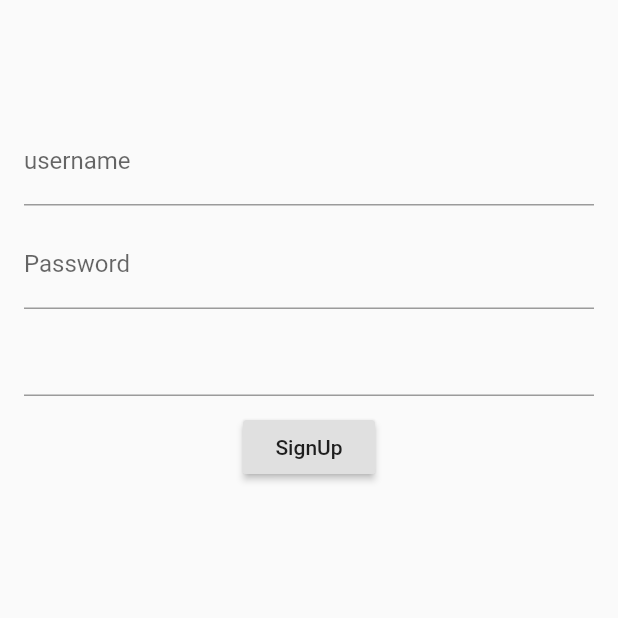
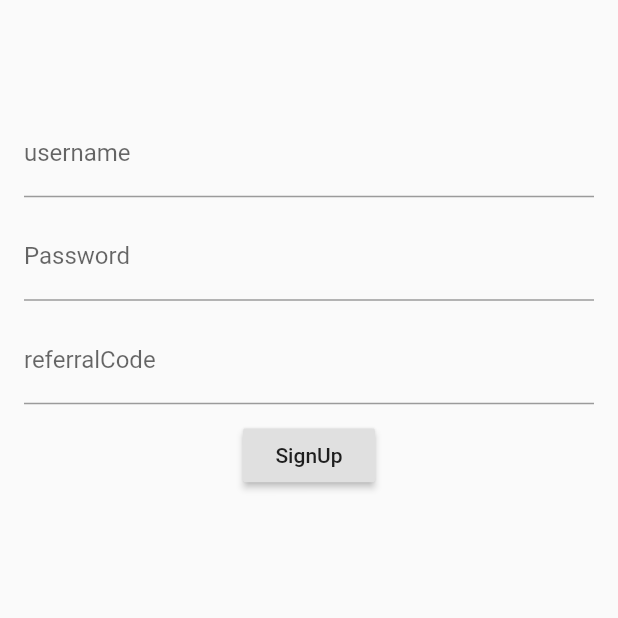
Before and after one commit to Asim-2000/Fluttering, a Flutter app: the screen it shows after launch, on a phone screen of 412 x 824 dp, the top half of it. Run offline on Flutter 3.47's test engine with Material 2 defaults, Android fonts, the phone set to English and light mode, and no system bars; our stand-ins replace firebase_core, firebase_dynamic_links, get_it; accounts and stored records are empty.

Commit message:
👌 IMPROVE: updated google services

```diff
--- a/lib/main.dart
+++ b/lib/main.dart
@@ -1,10 +1,10 @@
 import 'package:FirstProject/get_it/get_it.dart';
-import 'package:FirstProject/pages/home_page.dart';
-import 'package:FirstProject/pages/login_page.dart';
+// import 'package:FirstProject/pages/home_page.dart';
+// import 'package:FirstProject/pages/login_page.dart';
 import 'package:FirstProject/utils/route_generator.dart';
 import 'package:FirstProject/utils/routes.dart';
 import 'package:flutter/material.dart';
-import 'package:google_fonts/google_fonts.dart';
+// import 'package:google_fonts/google_fonts.dart';
 // import 'package:firebase_dynamic_links/firebase_dynamic_links.dart';
 import 'package:firebase_core/firebase_core.dart';
 import 'package:provider/provider.dart';
@@ -21,16 +21,6 @@ class MyApp extends StatelessWidget {
   // This widget is the root of your application.
   @override
   Widget build(BuildContext context) {
-    double pi = 3.14;
-    bool isMale = true;
-    num temp = 30.5; // num can take int as well as double
-
-    var day = "Tuesday"; // var can take any data type
-    var numDays = 5;
-
-    const const_pi = 3.14; // Can't change
-    final list = [1, 2, 3, 4]; //See difference between const and final
-
     return MultiProvider(
       providers: [ChangeNotifierProvider.value(value: HomeViewModel())],
       child: MaterialApp(
--- a/lib/pages/login_page.dart
+++ b/lib/pages/login_page.dart
@@ -28,7 +28,7 @@ class LoginPage extends StatelessWidget {
               ),
               SizedBox(height: 10),
               TextField(
-                // decoration: InputDecoration(labelText: "referralCode"),
+                decoration: InputDecoration(labelText: "referralCode"),
                 controller: referralCodeController,
               ),
               SizedBox(height: 10),
```
